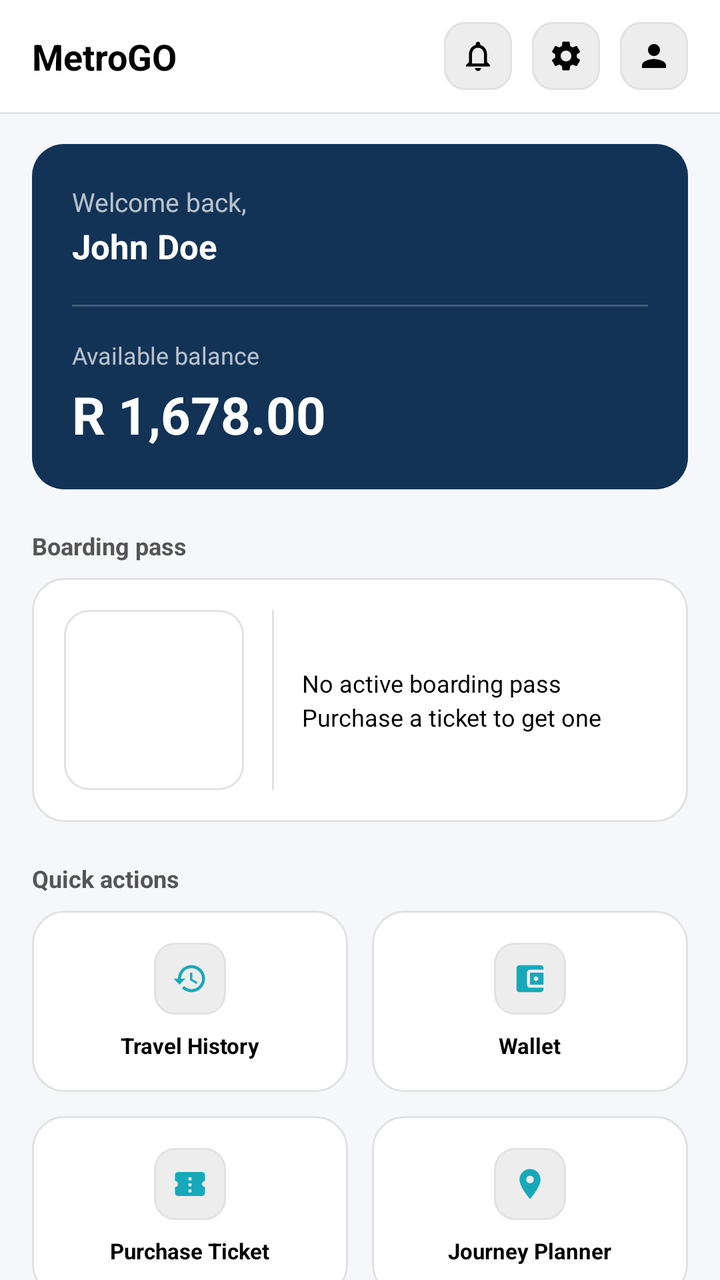
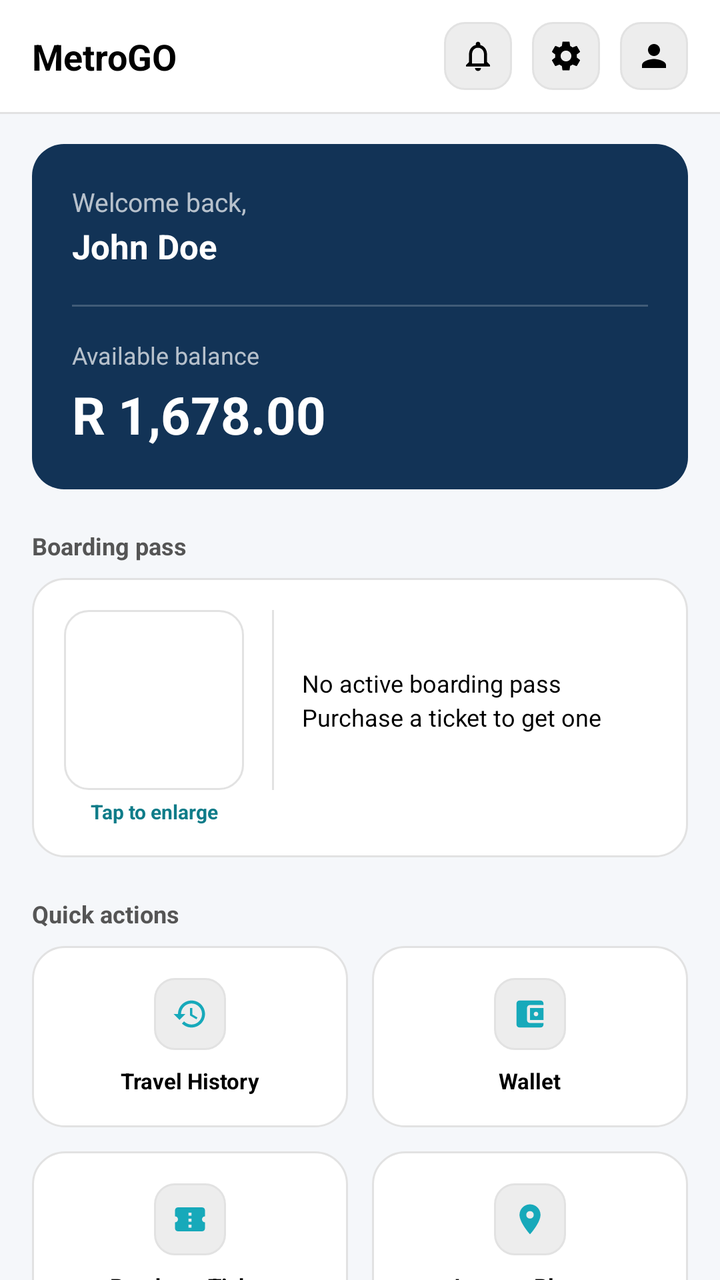

Compare the two renders of this Android layout. The source of the first and the diff that turns it into the second are given below.
<!-- AndroidManifest.xml: application theme Theme.MetroGO -->
<!-- res/layout/activity_dashboard.xml -->
<?xml version="1.0" encoding="utf-8"?>
<androidx.constraintlayout.widget.ConstraintLayout
    xmlns:android="http://schemas.android.com/apk/res/android"
    xmlns:app="http://schemas.android.com/apk/res-auto"
    xmlns:tools="http://schemas.android.com/tools"
    android:id="@+id/main"
    android:layout_width="match_parent"
    android:layout_height="match_parent"
    android:background="@color/app_background"
    tools:context=".Dashboard">

    
    <androidx.constraintlayout.widget.ConstraintLayout
        android:id="@+id/topBar"
        android:layout_width="0dp"
        android:layout_height="56dp"
        android:background="@color/white"
        android:paddingHorizontal="16dp"
        app:layout_constraintTop_toTopOf="parent"
        app:layout_constraintStart_toStartOf="parent"
        app:layout_constraintEnd_toEndOf="parent">

        <TextView
            android:id="@+id/tvAppName"
            android:layout_width="wrap_content"
            android:layout_height="wrap_content"
            android:text="MetroGO"
            android:textColor="@color/black"
            android:textSize="18sp"
            android:textStyle="bold"
            app:layout_constraintTop_toTopOf="parent"
            app:layout_constraintStart_toStartOf="parent"
            app:layout_constraintBottom_toBottomOf="parent" />

        <FrameLayout
            android:id="@+id/circleProfile"
            android:layout_width="34dp"
            android:layout_height="34dp"
            android:background="@drawable/bg_list_item_grey"
            app:layout_constraintEnd_toEndOf="parent"
            app:layout_constraintTop_toTopOf="parent"
            app:layout_constraintBottom_toBottomOf="parent">

            <ImageView
                android:layout_width="18dp"
                android:layout_height="18dp"
                android:layout_gravity="center"
                android:src="@drawable/ic_person"
                app:tint="@color/black" />
        </FrameLayout>

        <FrameLayout
            android:id="@+id/circleSettings"
            android:layout_width="34dp"
            android:layout_height="34dp"
            android:background="@drawable/bg_list_item_grey"
            app:layout_constraintEnd_toStartOf="@id/circleProfile"
            app:layout_constraintTop_toTopOf="parent"
            app:layout_constraintBottom_toBottomOf="parent"
            android:layout_marginEnd="10dp">

            <ImageView
                android:layout_width="18dp"
                android:layout_height="18dp"
                android:layout_gravity="center"
                android:src="@drawable/ic_settings"
                app:tint="@color/black" />
        </FrameLayout>

        <FrameLayout
            android:id="@+id/circleNotification"
            android:layout_width="34dp"
            android:layout_height="34dp"
            android:background="@drawable/bg_list_item_grey"
            app:layout_constraintEnd_toStartOf="@id/circleSettings"
            app:layout_constraintTop_toTopOf="parent"
            app:layout_constraintBottom_toBottomOf="parent"
            android:layout_marginEnd="10dp">

            <ImageView
                android:layout_width="18dp"
                android:layout_height="18dp"
                android:layout_gravity="center"
                android:src="@drawable/ic_notification_bell"
                app:tint="@color/black" />
        </FrameLayout>

    </androidx.constraintlayout.widget.ConstraintLayout>

    <View
        android:layout_width="0dp"
        android:layout_height="1dp"
        android:background="@color/divider_gray"
        app:layout_constraintTop_toBottomOf="@id/topBar"
        app:layout_constraintStart_toStartOf="parent"
        app:layout_constraintEnd_toEndOf="parent" />

    <androidx.core.widget.NestedScrollView
        android:id="@+id/scrollContent"
        android:layout_width="0dp"
        android:layout_height="0dp"
        android:fillViewport="true"
        app:layout_constraintTop_toBottomOf="@id/topBar"
        app:layout_constraintBottom_toBottomOf="parent"
        app:layout_constraintStart_toStartOf="parent"
        app:layout_constraintEnd_toEndOf="parent">

        <LinearLayout
            android:layout_width="match_parent"
            android:layout_height="wrap_content"
            android:orientation="vertical"
            android:padding="16dp">

            
            <androidx.constraintlayout.widget.ConstraintLayout
                android:id="@+id/welcomeCard"
                android:layout_width="match_parent"
                android:layout_height="wrap_content"
                android:background="@drawable/bg_card_dark"
                android:padding="20dp">

                <TextView
                    android:id="@+id/tvWelcomeLabel"
                    android:layout_width="0dp"
                    android:layout_height="wrap_content"
                    android:text="Welcome back,"
                    android:textColor="@color/white"
                    android:alpha="0.7"
                    android:textSize="13sp"
                    app:layout_constraintStart_toStartOf="parent"
                    app:layout_constraintEnd_toEndOf="parent"
                    app:layout_constraintTop_toTopOf="parent" />

                <TextView
                    android:id="@+id/tvWelcomeName"
                    android:layout_width="0dp"
                    android:layout_height="wrap_content"
                    android:layout_marginTop="2dp"
                    android:text="John Doe"
                    android:textColor="@color/white"
                    android:textSize="17sp"
                    android:textStyle="bold"
                    app:layout_constraintStart_toStartOf="parent"
                    app:layout_constraintEnd_toEndOf="parent"
                    app:layout_constraintTop_toBottomOf="@id/tvWelcomeLabel" />

                <View
                    android:id="@+id/dashboardDivider"
                    android:layout_width="0dp"
                    android:layout_height="1dp"
                    android:layout_marginTop="18dp"
                    android:background="#33FFFFFF"
                    app:layout_constraintStart_toStartOf="parent"
                    app:layout_constraintEnd_toEndOf="parent"
                    app:layout_constraintTop_toBottomOf="@id/tvWelcomeName" />

                <TextView
                    android:id="@+id/tvBalanceLabel"
                    android:layout_width="wrap_content"
                    android:layout_height="wrap_content"
                    android:layout_marginTop="16dp"
                    android:text="Available balance"
                    android:textColor="@color/white"
                    android:alpha="0.7"
                    android:textSize="12sp"
                    app:layout_constraintStart_toStartOf="parent"
                    app:layout_constraintTop_toBottomOf="@id/dashboardDivider" />

                <TextView
                    android:id="@+id/tvBalance"
                    android:layout_width="wrap_content"
                    android:layout_height="wrap_content"
                    android:layout_marginTop="4dp"
                    android:text="R 1,678.00"
                    android:textColor="@color/white"
                    android:textSize="26sp"
                    android:textStyle="bold"
                    app:layout_constraintStart_toStartOf="parent"
                    app:layout_constraintTop_toBottomOf="@id/tvBalanceLabel"
                    app:layout_constraintBottom_toBottomOf="parent" />

            </androidx.constraintlayout.widget.ConstraintLayout>

            
            <TextView
                android:layout_width="wrap_content"
                android:layout_height="wrap_content"
                android:layout_marginTop="20dp"
                android:layout_marginBottom="8dp"
                android:text="Boarding pass"
                android:textColor="@color/text_gray"
                android:textSize="12sp"
                android:textStyle="bold" />

            <androidx.constraintlayout.widget.ConstraintLayout
                android:id="@+id/boardingPass"
                android:layout_width="match_parent"
                android:layout_height="wrap_content"
                android:background="@drawable/bg_card_white"
                android:padding="16dp">

                <ImageView
                    android:id="@+id/BoardingCode"
                    android:layout_width="90dp"
                    android:layout_height="90dp"
                    android:background="@drawable/bg_qr_white"
                    android:contentDescription="Boarding Pass QR Code"
                    android:padding="6dp"
                    app:layout_constraintBottom_toBottomOf="parent"
                    app:layout_constraintStart_toStartOf="parent"
                    app:layout_constraintTop_toTopOf="parent" />

                <View
                    android:id="@+id/divider"
                    android:layout_width="1dp"
                    android:layout_height="0dp"
                    android:layout_marginStart="14dp"
                    android:background="@color/divider_gray"
                    app:layout_constraintBottom_toBottomOf="@id/BoardingCode"
                    app:layout_constraintStart_toEndOf="@+id/BoardingCode"
                    app:layout_constraintTop_toTopOf="@id/BoardingCode" />

                <TextView
                    android:id="@+id/tvBoardingStatus"
                    android:layout_width="0dp"
                    android:layout_height="wrap_content"
                    android:layout_marginStart="14dp"
                    android:text="No active boarding pass\nPurchase a ticket to get one"
                    android:textColor="@color/black"
                    android:textSize="12sp"
                    android:lineSpacingExtra="3dp"
                    app:layout_constraintBottom_toBottomOf="@id/BoardingCode"
                    app:layout_constraintEnd_toEndOf="parent"
                    app:layout_constraintStart_toEndOf="@+id/divider"
                    app:layout_constraintTop_toTopOf="@id/BoardingCode" />
            </androidx.constraintlayout.widget.ConstraintLayout>

            
            <TextView
                android:layout_width="wrap_content"
                android:layout_height="wrap_content"
                android:layout_marginTop="20dp"
                android:layout_marginBottom="8dp"
                android:text="Quick actions"
                android:textColor="@color/text_gray"
                android:textSize="12sp"
                android:textStyle="bold" />

            <LinearLayout
                android:layout_width="match_parent"
                android:layout_height="wrap_content"
                android:orientation="horizontal">

                <LinearLayout
                    android:id="@+id/pillTravelHistory"
                    android:layout_width="0dp"
                    android:layout_height="wrap_content"
                    android:layout_weight="1"
                    android:layout_marginEnd="6dp"
                    android:background="@drawable/bg_card_white"
                    android:clickable="true"
                    android:focusable="true"
                    android:gravity="center_horizontal"
                    android:orientation="vertical"
                    android:paddingVertical="16dp">

                    <FrameLayout
                        android:layout_width="36dp"
                        android:layout_height="36dp"
                        android:background="@drawable/bg_list_item_grey">
                        <ImageView
                            android:layout_width="18dp"
                            android:layout_height="18dp"
                            android:layout_gravity="center"
                            android:src="@drawable/ic_history_clock"
                            app:tint="@color/teal_primary" />
                    </FrameLayout>

                    <TextView
                        android:layout_width="wrap_content"
                        android:layout_height="wrap_content"
                        android:layout_marginTop="8dp"
                        android:text="Travel History"
                        android:textColor="@color/black"
                        android:textSize="11sp"
                        android:textStyle="bold"
                        android:maxLines="1"
                        android:ellipsize="end" />
                </LinearLayout>

                <LinearLayout
                    android:id="@+id/pillWallet"
                    android:layout_width="0dp"
                    android:layout_height="wrap_content"
                    android:layout_weight="1"
                    android:layout_marginStart="6dp"
                    android:background="@drawable/bg_card_white"
                    android:clickable="true"
                    android:focusable="true"
                    android:gravity="center_horizontal"
                    android:orientation="vertical"
                    android:paddingVertical="16dp">

                    <FrameLayout
                        android:layout_width="36dp"
                        android:layout_height="36dp"
                        android:background="@drawable/bg_list_item_grey">
                        <ImageView
                            android:layout_width="18dp"
                            android:layout_height="18dp"
                            android:layout_gravity="center"
                            android:src="@drawable/ic_wallet"
                            app:tint="@color/teal_primary" />
                    </FrameLayout>

                    <TextView
                        android:layout_width="wrap_content"
                        android:layout_height="wrap_content"
                        android:layout_marginTop="8dp"
                        android:text="Wallet"
                        android:textColor="@color/black"
                        android:textSize="11sp"
                        android:textStyle="bold"
                        android:maxLines="1"
                        android:ellipsize="end" />
                </LinearLayout>

            </LinearLayout>

            <LinearLayout
                android:layout_width="match_parent"
                android:layout_height="wrap_content"
                android:layout_marginTop="12dp"
                android:orientation="horizontal">

                <LinearLayout
                    android:id="@+id/pillPurchaseTicket"
                    android:layout_width="0dp"
                    android:layout_height="wrap_content"
                    android:layout_weight="1"
                    android:layout_marginEnd="6dp"
                    android:background="@drawable/bg_card_white"
                    android:clickable="true"
                    android:focusable="true"
                    android:gravity="center_horizontal"
                    android:orientation="vertical"
                    android:paddingVertical="16dp">

                    <FrameLayout
                        android:layout_width="36dp"
                        android:layout_height="36dp"
                        android:background="@drawable/bg_list_item_grey">
                        <ImageView
                            android:layout_width="18dp"
                            android:layout_height="18dp"
                            android:layout_gravity="center"
                            android:src="@drawable/ic_ticket"
                            app:tint="@color/teal_primary" />
                    </FrameLayout>

                    <TextView
                        android:layout_width="wrap_content"
                        android:layout_height="wrap_content"
                        android:layout_marginTop="8dp"
                        android:text="Purchase Ticket"
                        android:textColor="@color/black"
                        android:textSize="11sp"
                        android:textStyle="bold"
                        android:maxLines="1"
                        android:ellipsize="end" />
                </LinearLayout>

                <LinearLayout
                    android:id="@+id/pillJourneyPlanner"
                    android:layout_width="0dp"
                    android:layout_height="wrap_content"
                    android:layout_weight="1"
                    android:layout_marginStart="6dp"
                    android:background="@drawable/bg_card_white"
                    android:clickable="true"
                    android:focusable="true"
                    android:gravity="center_horizontal"
                    android:orientation="vertical"
                    android:paddingVertical="16dp">

                    <FrameLayout
                        android:layout_width="36dp"
                        android:layout_height="36dp"
                        android:background="@drawable/bg_list_item_grey">
                        <ImageView
                            android:layout_width="18dp"
                            android:layout_height="18dp"
                            android:layout_gravity="center"
                            android:src="@drawable/ic_route"
                            app:tint="@color/teal_primary" />
                    </FrameLayout>

                    <TextView
                        android:layout_width="wrap_content"
                        android:layout_height="wrap_content"
                        android:layout_marginTop="8dp"
                        android:text="Journey Planner"
                        android:textColor="@color/black"
                        android:textSize="11sp"
                        android:textStyle="bold"
                        android:maxLines="1"
                        android:ellipsize="end" />
                </LinearLayout>

            </LinearLayout>

        </LinearLayout>
    </androidx.core.widget.NestedScrollView>

</androidx.constraintlayout.widget.ConstraintLayout>
<!-- resources referenced by this layout -->
<resources>
  <color name="app_background">#F5F7FA</color>
  <color name="black">#FF000000</color>
  <color name="divider_gray">#E2E2E2</color>
  <color name="teal_primary">#17A9BA</color>
  <color name="text_gray">#555555</color>
  <color name="white">#FFFFFFFF</color>
  <!-- drawable bg_card_dark (drawable) -->
  <?xml version="1.0" encoding="utf-8"?>
  <shape xmlns:android="http://schemas.android.com/apk/res/android">
      <solid android:color="#123356"/>
      <corners android:radius="16dp"/>
  </shape>
  <!-- drawable bg_card_white (drawable) -->
  <?xml version="1.0" encoding="utf-8"?>
  <shape xmlns:android="http://schemas.android.com/apk/res/android" android:shape="rectangle">
      <solid android:color="@color/white" />
      <stroke android:width="1dp" android:color="@color/divider_gray" />
      <corners android:radius="16dp" />
  </shape>
  <!-- drawable bg_list_item_grey (drawable) -->
  <?xml version="1.0" encoding="utf-8"?>
  <shape xmlns:android="http://schemas.android.com/apk/res/android"
      android:shape="rectangle">
      <solid android:color="@color/input_gray" />
      <stroke android:width="1dp" android:color="@color/divider_gray" />
      <corners android:radius="10dp" />
  </shape>
  <!-- drawable bg_qr_white (drawable) -->
  <?xml version="1.0" encoding="utf-8"?>
  <shape xmlns:android="http://schemas.android.com/apk/res/android" android:shape="rectangle">
      <solid android:color="@color/white" />
      <stroke android:width="1dp" android:color="@color/divider_gray" />
      <corners android:radius="12dp" />
  </shape>
  <!-- drawable ic_notification_bell (drawable) -->
  <vector xmlns:android="http://schemas.android.com/apk/res/android" android:height="24dp" android:tint="#000000" android:viewportHeight="24" android:viewportWidth="24" android:width="24dp">
        
      <path android:fillColor="@android:color/white" android:pathData="M12,22c1.1,0 2,-0.9 2,-2h-4c0,1.1 0.9,2 2,2zM18,16v-5c0,-3.07 -1.63,-5.64 -4.5,-6.32L13.5,4c0,-0.83 -0.67,-1.5 -1.5,-1.5s-1.5,0.67 -1.5,1.5v0.68C7.64,5.36 6,7.92 6,11v5l-2,2v1h16v-1l-2,-2zM16,17L8,17v-6c0,-2.48 1.51,-4.5 4,-4.5s4,2.02 4,4.5v6z"/>
      
  </vector>
  <!-- drawable ic_person (drawable) -->
  <?xml version="1.0" encoding="utf-8"?>
  <vector xmlns:android="http://schemas.android.com/apk/res/android"
      android:width="24dp"
      android:height="24dp"
      android:viewportWidth="24"
      android:viewportHeight="24">
      <path
          android:fillColor="#000000"
          android:pathData="M12,12c2.21,0 4,-1.79 4,-4s-1.79,-4 -4,-4 -4,1.79 -4,4S9.79,12 12,12zM12,14c-2.67,0 -8,1.34 -8,4v2h16v-2C20,15.34 14.67,14 12,14z"/>
  </vector>
  <!-- drawable ic_route (drawable) -->
  <?xml version="1.0" encoding="utf-8"?>
  <vector xmlns:android="http://schemas.android.com/apk/res/android"
      android:width="24dp"
      android:height="24dp"
      android:viewportWidth="24"
      android:viewportHeight="24">
      <path
          android:fillColor="#000000"
          android:pathData="M12,2C8.13,2 5,5.13 5,9c0,5.25 7,13 7,13s7,-7.75 7,-13C19,5.13 15.87,2 12,2zM12,11.5c-1.38,0 -2.5,-1.12 -2.5,-2.5s1.12,-2.5 2.5,-2.5 2.5,1.12 2.5,2.5S13.38,11.5 12,11.5z"/>
  </vector>
  <!-- drawable ic_ticket (drawable) -->
  <?xml version="1.0" encoding="utf-8"?>
  <vector xmlns:android="http://schemas.android.com/apk/res/android"
      android:width="24dp"
      android:height="24dp"
      android:viewportWidth="24"
      android:viewportHeight="24">
      <path
          android:fillColor="#000000"
          android:pathData="M22,10V6c0,-1.1 -0.9,-2 -2,-2H4c-1.1,0 -2,0.9 -2,2v4c1.1,0 2,0.9 2,2s-0.9,2 -2,2v4c0,1.1 0.9,2 2,2h16c1.1,0 2,-0.9 2,-2v-4c-1.1,0 -2,-0.9 -2,-2S20.9,10 22,10zM13,17.5h-2v-2h2V17.5zM13,13.5h-2v-2h2V13.5zM13,9.5h-2v-2h2V9.5z"/>
  </vector>
  <style name="Theme.MetroGO" parent="Base.Theme.MetroGO" />
  <color name="input_gray">#EDEDED</color>
  <style name="Base.Theme.MetroGO" parent="Theme.Material3.DayNight.NoActionBar">
          
          
      </style>
  <!-- unchanged entries left out for length: 3 -->
</resources>

<!-- the commit's change to res/layout/activity_dashboard.xml (unified diff, before → after) -->
@@ -204,11 +204,29 @@
                     android:layout_width="90dp"
                     android:layout_height="90dp"
                     android:background="@drawable/bg_qr_white"
-                    android:contentDescription="Boarding Pass QR Code"
+                    android:contentDescription="Boarding pass QR code. Double tap to enlarge for scanning."
                     android:padding="6dp"
+                    android:clickable="true"
+                    android:focusable="true"
+                    android:foreground="?android:attr/selectableItemBackground"
+                    app:layout_constraintBottom_toTopOf="@id/tvTapToEnlarge"
+                    app:layout_constraintStart_toStartOf="parent"
+                    app:layout_constraintTop_toTopOf="parent" />
+
+                <TextView
+                    android:id="@+id/tvTapToEnlarge"
+                    android:layout_width="90dp"
+                    android:layout_height="wrap_content"
+                    android:layout_marginTop="4dp"
+                    android:gravity="center"
+                    android:text="Tap to enlarge"
+                    android:textColor="@color/teal_dark"
+                    android:textSize="10sp"
+                    android:textStyle="bold"
                     app:layout_constraintBottom_toBottomOf="parent"
-                    app:layout_constraintStart_toStartOf="parent"
-                    app:layout_constraintTop_toTopOf="parent" />
+                    app:layout_constraintStart_toStartOf="@id/BoardingCode"
+                    app:layout_constraintEnd_toEndOf="@id/BoardingCode"
+                    app:layout_constraintTop_toBottomOf="@id/BoardingCode" />
 
                 <View
                     android:id="@+id/divider"
@@ -231,10 +249,9 @@
                     android:lineSpacingExtra="3dp"
                     app:layout_constraintBottom_toBottomOf="@id/BoardingCode"
                     app:layout_constraintEnd_toEndOf="parent"
-                    app:layout_constraintStart_toEndOf="@+id/divider"
+                    app:layout_constraintStart_toEndOf="@id/divider"
                     app:layout_constraintTop_toTopOf="@id/BoardingCode" />
             </androidx.constraintlayout.widget.ConstraintLayout>
-
             
             <TextView
                 android:layout_width="wrap_content"
<!-- resource entries referenced after the edit -->
@@ -3,6 +3,7 @@
   <color name="app_background">#F5F7FA</color>
   <color name="black">#FF000000</color>
   <color name="divider_gray">#E2E2E2</color>
+  <color name="teal_dark">#0E7C89</color>
   <color name="teal_primary">#17A9BA</color>
   <color name="text_gray">#555555</color>
   <color name="white">#FFFFFFFF</color>
